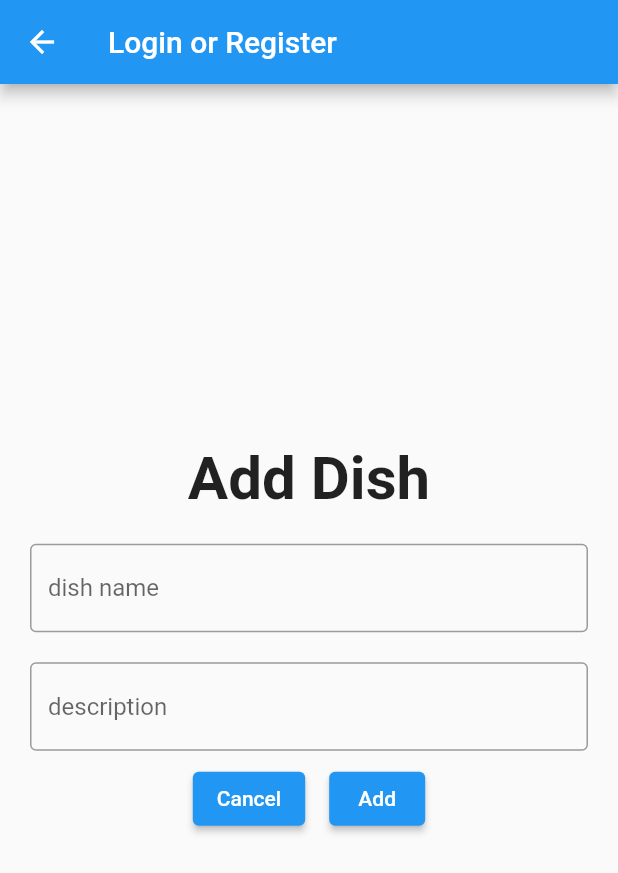
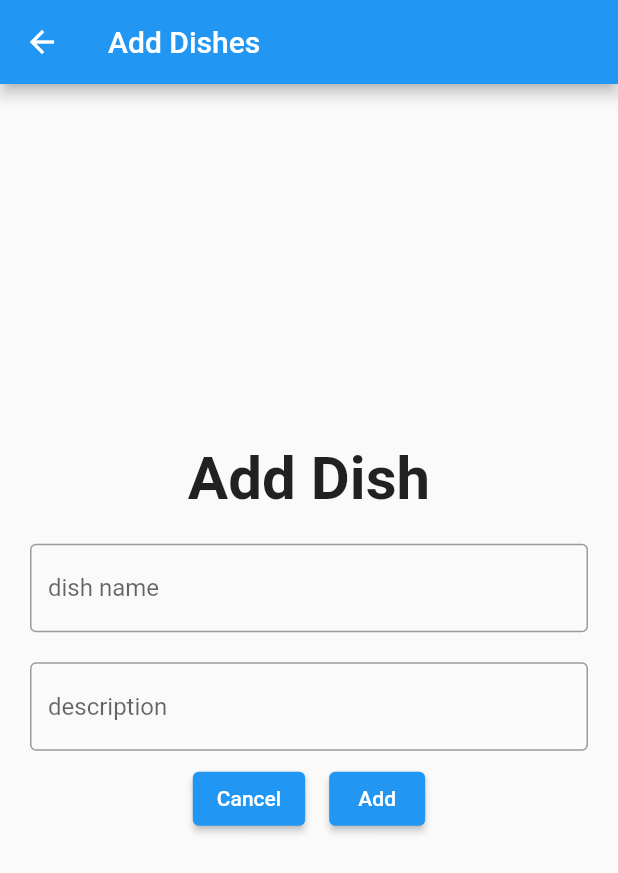
Before and after one commit to dimassibassem/Exam_Flutter, a Flutter app: the AddItemScreen screen opened directly, on a phone screen of 412 x 824 dp. Shown: the top 873 px of the screen. Run offline on Flutter 3.47's test engine with Material 2 defaults, Android fonts, the phone set to English and light mode, and no system bars; our stand-ins replace cloud_firestore, firebase_core; accounts and stored records are empty; generated files the repository leaves out were written again.

Commit message:
Adding Dishes

```diff
--- a/lib/admin_options.dart
+++ b/lib/admin_options.dart
@@ -74,7 +74,7 @@ class _AddItemScreen extends State<AddItemScreen> {
   Widget build(BuildContext context) {
     return Scaffold(
       appBar: AppBar(
-        title: const Text('Login or Register'),
+        title: const Text('Add Dishes'),
       ),
       body: SafeArea(
         child: Container(
```
